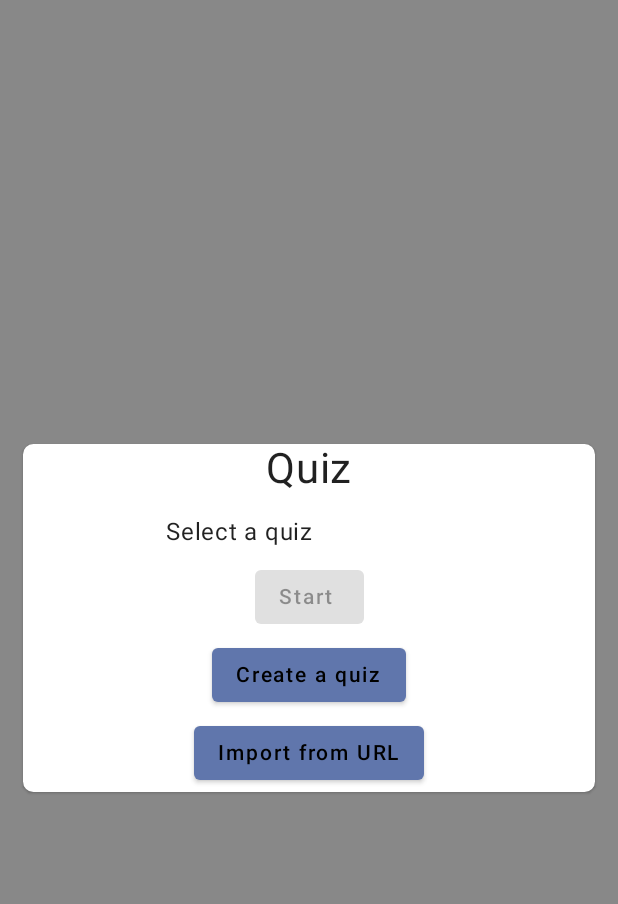
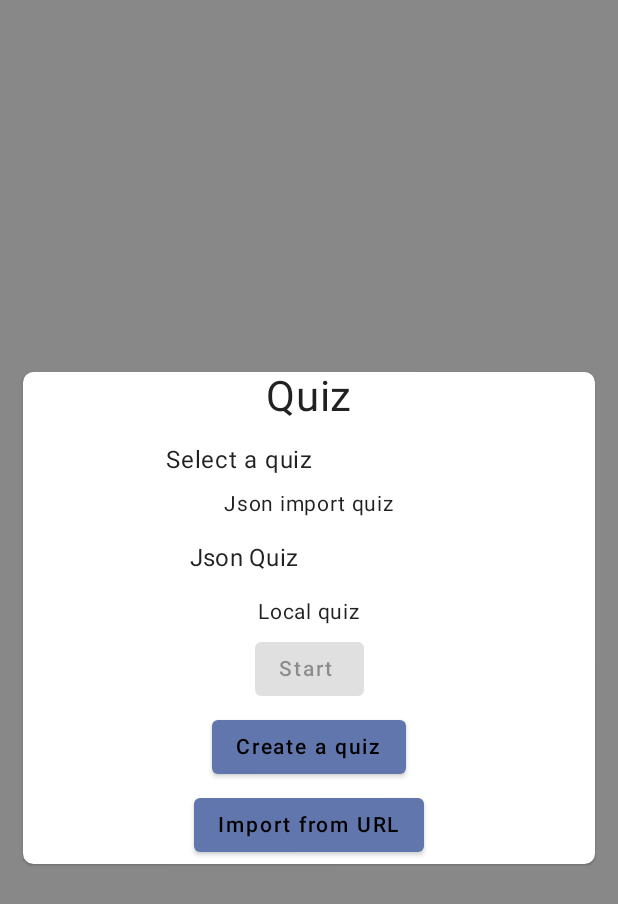
Before and after one commit to NathanBogaert/kmm_quizz, an Android app built with Jetpack Compose: the composable WelcomeScreen called with empty values, on a phone screen of 412 x 824 dp. Shown: the top 904 px of the screen. Run offline under Robolectric (Android 15) with nearby library versions, the phone set to English and light mode, and no system bars; libraries missing offline, so code that uses them is left out: moe.tlaster.precompose; network calls fail; 3 statements that could not run were skipped.

Commit message:
Ajout du choix entre un quiz local ou d'une url (json)

```diff
--- a/shared/src/commonMain/kotlin/WelcomeScreen.kt
+++ b/shared/src/commonMain/kotlin/WelcomeScreen.kt
@@ -54,6 +54,32 @@ fun WelcomeScreen(navigator: Navigator, quiz: List<Quiz>) {
                     Text(
                         text = "Select a quiz",
                         modifier = Modifier.padding(top = 13.dp, bottom = 5.dp).fillMaxWidth(.5f)
+                    )
+                    Text(
+                        text = "Json import quiz",
+                        fontSize = 14.sp
+                    )
+                    Row {
+                        DropdownMenuItem(onClick = {
+                            selectedQuiz = "JsonQuiz"
+                        }, modifier = Modifier.fillMaxWidth(.5f)) {
+                            if (selectedQuiz == "JsonQuiz") {
+                                isQuizSelected = true
+                                buttonColor = getPrimaryColor()
+                                Icon(
+                                    Icons.Rounded.Check,
+                                    contentDescription = null,
+                                    modifier = Modifier.padding(end = 10.dp, bottom = 12.dp)
+                                        .align(Alignment.Bottom)
+                                        .background(getPrimaryColor())
+                                )
+                            }
+                            Text("Json Quiz")
+                        }
+                    }
+                    Text(
+                        text = "Local quiz",
+                        fontSize = 14.sp
                     )
                     quiz.forEach { i ->
                         Row {
--- a/shared/src/commonMain/kotlin/network/QuizAPI.kt
+++ b/shared/src/commonMain/kotlin/network/QuizAPI.kt
@@ -24,6 +24,5 @@ class QuizAPI {
     suspend fun getAllQuestions(): Quiz {
         return httpClient.get("https://raw.githubusercontent.com/worldline/learning-kotlin-multiplatform/main/quiz.json")
             .body()
-        //return httpClient.get("http://localhost:8080").body()
     }
 }
```
Also changed, not shown: shared/src/commonMain/kotlin/Navhost.kt (+12 -9 lines).
